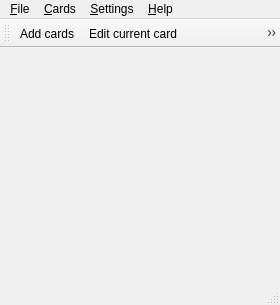
Above: mnemosyne/mnemosyne/pyqt_ui/main_wdgt.ui from mnemosyne-proj/mnemosyne before the change. Below: the same form after it.
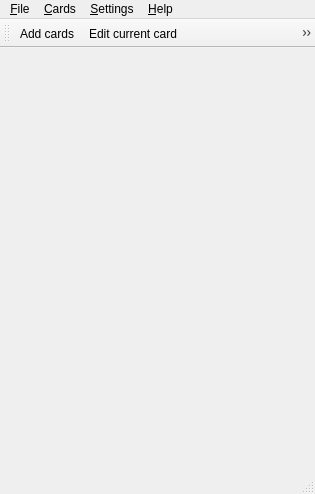
That is the form after the change. Icons and pictures are not drawn.

```diff
--- a/mnemosyne/mnemosyne/pyqt_ui/main_wdgt.ui
+++ b/mnemosyne/mnemosyne/pyqt_ui/main_wdgt.ui
@@ -6,8 +6,8 @@
    <rect>
     <x>0</x>
     <y>0</y>
-    <width>280</width>
-    <height>305</height>
+    <width>315</width>
+    <height>494</height>
    </rect>
   </property>
   <property name="sizePolicy">
@@ -29,7 +29,7 @@
     <rect>
      <x>0</x>
      <y>0</y>
-     <width>280</width>
+     <width>315</width>
      <height>21</height>
     </rect>
    </property>
```
Left out of the diff: 4 changed lines with no effect on the pictures.
